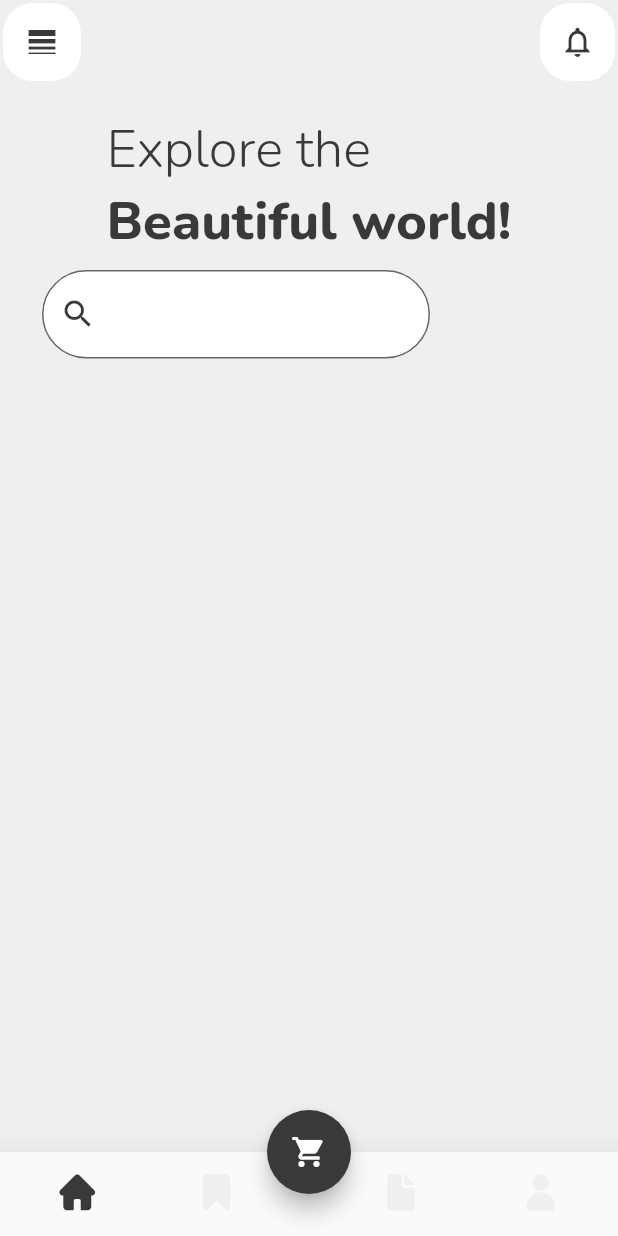
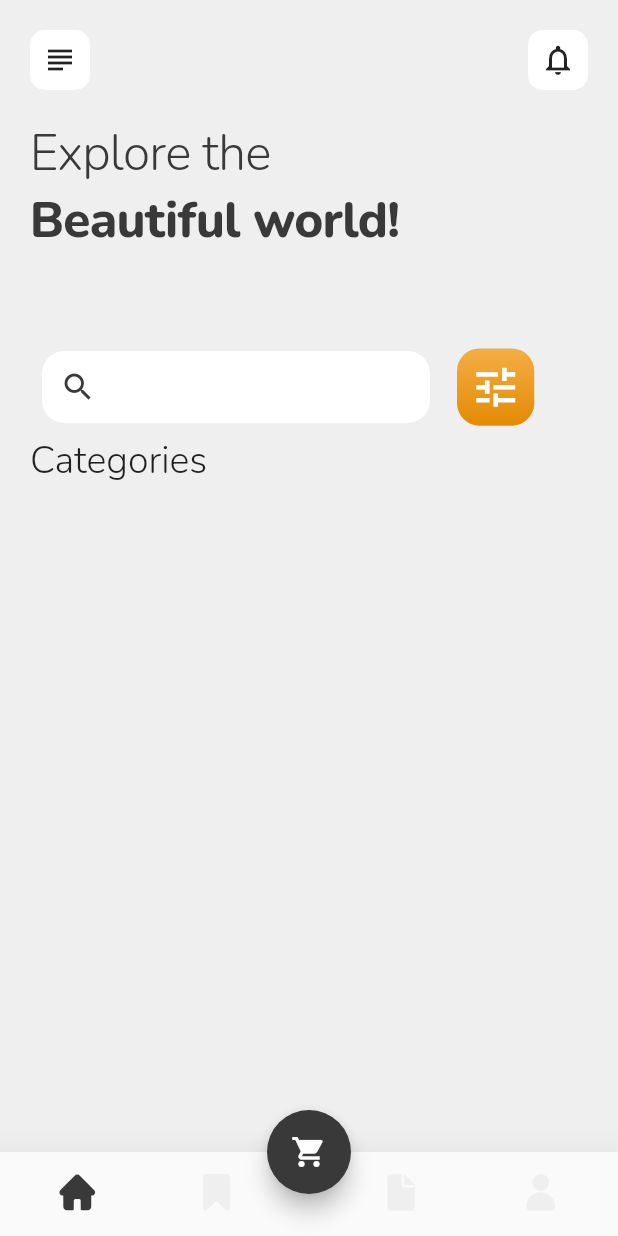
Before and after one commit to ozreyyiz/holi_day, a Flutter app: the HomePage screen opened directly, on a phone screen of 412 x 824 dp. Run offline on Flutter 3.47's test engine with Material 2 defaults, Android fonts, the light colour scheme and no system bars; our stand-ins replace delayed_display, google_fonts, shared_preferences, smooth_page_indicator; accounts and stored records are empty; network calls fail.

Commit message:
updated home_screen

```diff
--- a/lib/view/constants/colors.dart
+++ b/lib/view/constants/colors.dart
@@ -3,3 +3,5 @@ import 'package:flutter/material.dart';
 const Color holiBlack = Color.fromARGB(255, 57, 57, 57);
 const Color holiWhite = Color.fromARGB(255, 239, 239, 239);
 const Color white = Colors.white;
+const Color gradientOrangeOne=Color.fromARGB(255, 244, 174, 69);
+const Color gradientOrangeTwo=Color.fromARGB(255, 228, 138, 3);
--- a/lib/view/pages/home_page/home_page.dart
+++ b/lib/view/pages/home_page/home_page.dart
@@ -63,45 +63,6 @@ class _HomePageState extends State<HomePage> {
           ]),
       floatingActionButton: CustomFloatingActionButton(),
       floatingActionButtonLocation: FloatingActionButtonLocation.centerDocked,
-      appBar: AppBar(
-        backgroundColor: holiWhite,
-        elevation: 0,
-        leading: Padding(
-          padding: const EdgeInsets.all(2.0),
-          child: GestureDetector(
-            onTap: () {},
-            child: Container(
-              decoration: BoxDecoration(
-                  color: Colors.white, borderRadius: BorderRadius.circular(20)),
-              child: Icon(
-                Icons.line_weight,
-                color: holiBlack,
-              ),
-            ),
-          ),
-        ),
-        actions: [
-          Padding(
-            padding: const EdgeInsets.all(2.0),
-            child: GestureDetector(
-              onTap: () async {
-                final prefs = await SharedPreferences.getInstance();
-                prefs.setBool("showHome", false);
-              },
-              child: Container(
-                width: 50,
-                decoration: BoxDecoration(
-                    color: Colors.white,
-                    borderRadius: BorderRadius.circular(20)),
-                child: Icon(
-                  Icons.notifications_none,
-                  color: holiBlack,
-                ),
-              ),
-            ),
-          ),
-        ],
-      ),
       body: screens[currentIndex],
     );
   }
--- a/lib/view/pages/home_page/screens/home_screen.dart
+++ b/lib/view/pages/home_page/screens/home_screen.dart
@@ -1,7 +1,8 @@
 import 'package:flutter/material.dart';
 import 'package:google_fonts/google_fonts.dart';
 import 'package:holi_day/view/constants/colors.dart';
-import 'package:holi_day/view/pages/onboarding_page/widgets/onboarding_text_widget.dart';
+import 'package:holi_day/view/pages/onboarding_page/onboarding_page.dart';
+import 'package:shared_preferences/shared_preferences.dart';
 
 class HomeScreen extends StatelessWidget {
   const HomeScreen({Key? key}) : super(key: key);
@@ -9,7 +10,8 @@ class HomeScreen extends StatelessWidget {
   @override
   Widget build(BuildContext context) {
     Size size = MediaQuery.of(context).size;
-    return Stack(
+    return SafeArea(
+      child: Stack(
         children: [
           Container(
             height: size.height,
@@ -19,37 +21,108 @@ class HomeScreen extends StatelessWidget {
             padding: const EdgeInsets.all(20.0),
             child: Column(
               children: [
-              Column(
+                SizedBox(
+                  height: size.height / 4,
+                  child: Column(
                     crossAxisAlignment: CrossAxisAlignment.start,
                     children: [
-                  Text(
-                    "Explore the",
-                    style: GoogleFonts.nunito(
-                      fontSize: 35,
-                      fontWeight: FontWeight.w300,
-                      color: holiBlack,
+                      Row(
+                        mainAxisAlignment: MainAxisAlignment.spaceBetween,
+                        children: const [
+                          AppBarButton(
+                            function: menuFunction,
+                            icon: Icons.subject,
+                          ),
+                          AppBarButton(
+                              function: menuFunction,
+                              icon: Icons.notifications_none),
+                        ],
+                      ),
+                      const SizedBox(height: 20),
+                      _headerText(
+                          text: "Explore the", fontWeight: FontWeight.w300),
+                      _headerText(
+                          text: "Beautiful world!",
+                          fontWeight: FontWeight.w800),
+                    ],
                   ),
                 ),
-                  Text(
-                    "Beautiful world!",
-                    style: GoogleFonts.nunito(
-                      fontSize: 35,
-                      fontWeight: FontWeight.w800,
-                      color: holiBlack,
+                SizedBox(
+                  height: size.height / 4,
+                  child: Column(
+                    crossAxisAlignment: CrossAxisAlignment.start,
+                    children: [
+                      Row(
+                        children: [
+                          SearchBar(size: size),
+                          SizedBox(width: 10),
+                          TemplateButton(
+                            borderRadius: BorderRadius.circular(15),
+                            size: size,
+                            height: size.width / 8,
+                            width: size.width / 8,
+                            child: GestureDetector(
+                              child: Icon(
+                                Icons.tune,
+                                color: white,
+                                size: size.width / 12,
+                              ),
                             ),
                           ),
                         ],
                       ),
-              Row(
-                children: [
-                  SizedBox(
+                      Text(
+                        "Categories",
+                        style: GoogleFonts.nunito(
+                          fontSize: 25,
+                          fontWeight: FontWeight.w300,
+                        ),
+                      ),
+                    ],
+                  ),
+                ),
+              ],
+            ),
+          ),
+        ],
+      ),
+    );
+  }
+
+  Text _headerText({required String text, required FontWeight fontWeight}) {
+    return Text(
+      text,
+      style: GoogleFonts.nunito(
+        fontSize: 33,
+        fontWeight: fontWeight,
+        color: holiBlack,
+        letterSpacing: -0.5,
+      ),
+    );
+  }
+}
+
+class SearchBar extends StatelessWidget {
+  const SearchBar({
+    Key? key,
+    required this.size,
+  }) : super(key: key);
+
+  final Size size;
+
+  @override
+  Widget build(BuildContext context) {
+    return SizedBox(
       width: size.width / 1.5,
       child: Padding(
         padding: EdgeInsets.all(8.0),
-                      child: TextField(cursorColor: holiBlack,
+        child: TextField(
+          cursorColor: holiBlack,
           decoration: InputDecoration(
+            contentPadding: EdgeInsets.all(0),
             border: OutlineInputBorder(
-                            borderRadius: BorderRadius.circular(30),
+              borderRadius: BorderRadius.circular(15),
+              borderSide: BorderSide.none,
             ),
             prefixIconColor: holiBlack,
             filled: true,
@@ -62,13 +135,41 @@ class HomeScreen extends StatelessWidget {
           ),
         ),
       ),
-                  ),
-                ],
-              )
-            ],
-          ),
-        ),
-      ],
     );
   }
 }
+
+void menuFunction() async {
+  final prefs = await SharedPreferences.getInstance();
+  prefs.setBool("showHome", false);
+}
+
+class AppBarButton extends StatefulWidget {
+  const AppBarButton({
+    Key? key,
+    required this.function,
+    required this.icon,
+  }) : super(key: key);
+
+  final VoidCallback function;
+  final IconData icon;
+
+  @override
+  State<AppBarButton> createState() => _AppBarButtonState();
+}
+
+class _AppBarButtonState extends State<AppBarButton> {
+  @override
+  Widget build(BuildContext context) {
+    return GestureDetector(
+      onTap: widget.function,
+      child: Container(
+        height: 40,
+        width: 40,
+        decoration: BoxDecoration(
+            color: white, borderRadius: BorderRadius.circular(10)),
+        child: Icon(widget.icon),
+      ),
+    );
+  }
+}
--- a/lib/view/pages/onboarding_page/onboarding_page.dart
+++ b/lib/view/pages/onboarding_page/onboarding_page.dart
@@ -1,5 +1,6 @@
 import 'package:flutter/material.dart';
 import 'package:google_fonts/google_fonts.dart';
+import 'package:holi_day/view/constants/colors.dart';
 import 'package:holi_day/view/pages/home_page/home_page.dart';
 import 'package:holi_day/view/pages/onboarding_page/widgets/onboarding_text_widget.dart';
 import 'package:shared_preferences/shared_preferences.dart';
@@ -37,18 +38,10 @@ class _OnboardingPageState extends State<OnboardingPage> {
                 decoration: onboardingPageDecoration(
                     imgsrc:
                         "https://images.pexels.com/photos/2184504/pexels-photo-2184504.jpeg?auto=compress&cs=tinysrgb&h=750&w=1260"),
-                child: Padding(
-                  padding: const EdgeInsets.all(18.0),
-                  child: Column(
-                    crossAxisAlignment: CrossAxisAlignment.start,
-                    mainAxisAlignment: MainAxisAlignment.end,
-                    children: const [
-                      OnboardingText(
-                        thinText: "Let's make ",
-                        boldText: "your dream vacation.",
-                      ),
-                      SizedBox(height: 80),
-                    ],
+                child: const DesignOnBoarding(
+                  widget: OnboardingText(
+                    thinText: "Let's make",
+                    boldText: "your dream vocation",
                   ),
                 ),
               ),
@@ -56,40 +49,23 @@ class _OnboardingPageState extends State<OnboardingPage> {
                 decoration: onboardingPageDecoration(
                     imgsrc:
                         "https://images.pexels.com/photos/3185488/pexels-photo-3185488.jpeg?auto=compress&cs=tinysrgb&h=750&w=1260"),
-                child: Padding(
-                  padding: const EdgeInsets.all(18.0),
-                  child: Column(
-                    crossAxisAlignment: CrossAxisAlignment.start,
-                    mainAxisAlignment: MainAxisAlignment.end,
-                    children: const [
-                      OnboardingText(
+                child: const DesignOnBoarding(
+                  widget: OnboardingText(
                     thinText: "Find the       ",
                     boldText: "new places.",
-                      ),
-                      SizedBox(height: 80),
-                    ],
                   ),
                 ),
               ),
               Container(
+                  padding: EdgeInsets.only(bottom: 10),
                   decoration: onboardingPageDecoration(
                       imgsrc:
                           "https://images.pexels.com/photos/3214994/pexels-photo-3214994.jpeg?auto=compress&cs=tinysrgb&dpr=1&w=500"),
-                child: Padding(
-                  padding: const EdgeInsets.all(18.0),
-                  child: Column(
-                    crossAxisAlignment: CrossAxisAlignment.start,
-                    mainAxisAlignment: MainAxisAlignment.end,
-                    children: const [
-                      OnboardingText(
+                  child: DesignOnBoarding(
+                      widget: OnboardingText(
                     thinText: "Explore the       ",
                     boldText: "Beautiful world!",
-                      ),
-                      SizedBox(height: 100),
-                    ],
-                  ),
-                ),
-              ),
+                  ))),
             ],
           ),
           Column(
@@ -97,36 +73,13 @@ class _OnboardingPageState extends State<OnboardingPage> {
             children: [
               isLastPage
                   ? Center(
-                      child: Container(
+                      child: TemplateButton(borderRadius: BorderRadius.circular(10),
+                        height: 50,
                         width: size.width / 2,
-                      height: 50,
-                      decoration: BoxDecoration(
-                        gradient: const LinearGradient(
-                          colors: [
-                            Color.fromARGB(255, 246, 182, 86),
-                            Colors.orange,
-                          ],
-                          begin: Alignment.topCenter,
-                          end: Alignment.bottomCenter,
+                        size: size,
+                        child: OnboardingGetStartedButton(),
                       ),
-                        borderRadius: BorderRadius.circular(10),
-                      ),
-                      child: ElevatedButton(
-                        style: ElevatedButton.styleFrom(
-                            shape: RoundedRectangleBorder(
-                                borderRadius: BorderRadius.circular(10)),
-                            primary: Colors.transparent),
-                        onPressed: () async {
-                          final prefs = await SharedPreferences.getInstance();
-                          prefs.setBool("showHome", true);
-                          Navigator.push(
-                              context,
-                              MaterialPageRoute(
-                                  builder: ((context) => HomePage())));
-                        },
-                        child: Text("Get Started"),
-                      ),
-                    ))
+                    )
                   : Center(
                       child: SmoothPageIndicator(
                         controller: pageController,
@@ -166,3 +119,85 @@ class _OnboardingPageState extends State<OnboardingPage> {
     );
   }
 }
+
+class DesignOnBoarding extends StatelessWidget {
+  const DesignOnBoarding({
+    Key? key,
+    required this.widget,
+  }) : super(key: key);
+  final Widget widget;
+
+  @override
+  Widget build(BuildContext context) {
+    return Padding(
+      padding: const EdgeInsets.all(18.0),
+      child: Column(
+        crossAxisAlignment: CrossAxisAlignment.start,
+        mainAxisAlignment: MainAxisAlignment.end,
+        children: [
+          widget,
+          SizedBox(height: 80),
+        ],
+      ),
+    );
+  }
+}
+
+class TemplateButton extends StatelessWidget {
+  const TemplateButton({
+    Key? key,
+    required this.size,
+    required this.child,
+    required this.width,
+    required this.height, required this.borderRadius,
+  }) : super(key: key);
+
+  final Size size;
+  final Widget child;
+  final double width;
+  final double height;
+  final BorderRadiusGeometry borderRadius;
+
+  @override
+  Widget build(BuildContext context) {
+    return Container(
+      width: width,
+      height: height,
+      decoration: BoxDecoration(
+        gradient: const LinearGradient(
+          colors: [
+            gradientOrangeOne,
+            gradientOrangeTwo,
+          ],
+          begin: Alignment.topCenter,
+          end: Alignment.bottomCenter,
+        ),
+        borderRadius: borderRadius,
+      ),
+      child: child,
+    );
+  }
+}
+
+class OnboardingGetStartedButton extends StatelessWidget {
+  const OnboardingGetStartedButton({
+    Key? key,
+  }) : super(key: key);
+
+  @override
+  Widget build(BuildContext context) {
+    return ElevatedButton(
+      style: ElevatedButton.styleFrom(
+          shape:
+              RoundedRectangleBorder(borderRadius: BorderRadius.circular(10)),
+          primary: Colors.transparent),
+      onPressed: () async {
+        final prefs = await SharedPreferences.getInstance();
+        prefs.setBool("showHome", true);
+        Navigator.push(
+            context, MaterialPageRoute(builder: ((context) => HomePage())));
+      },
+      child: Text("Get Started"),
+    );
+  }
+}
```
Also changed, not shown: pubspec.lock. Lines whose indentation alone changed are shown as unchanged.
